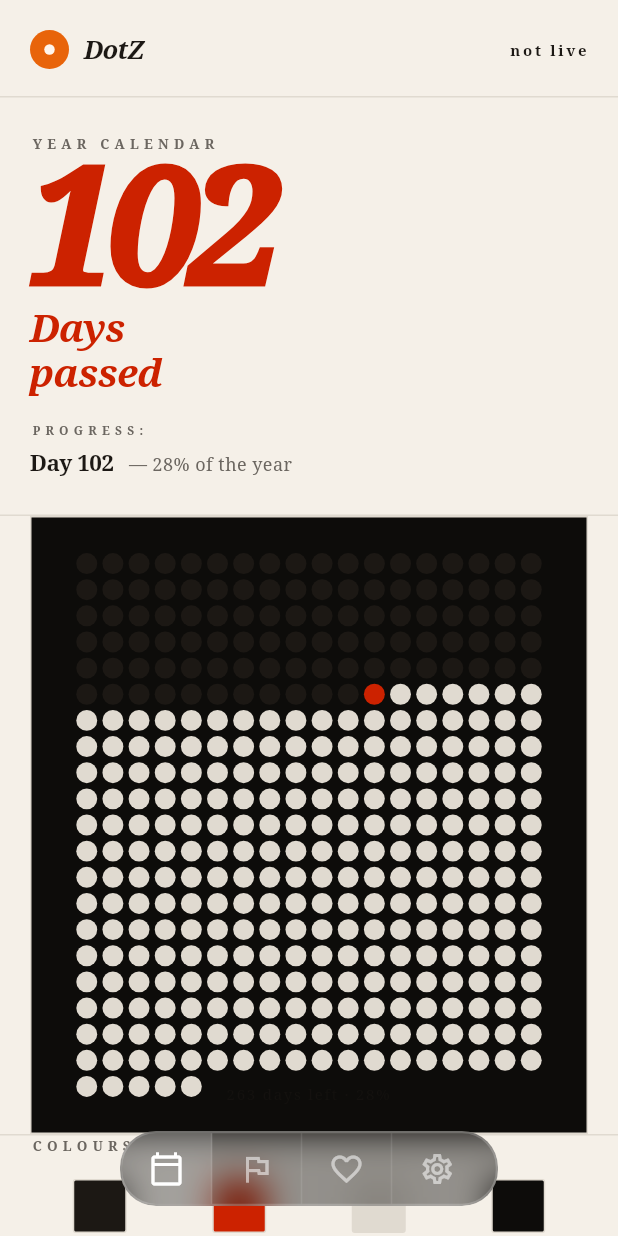
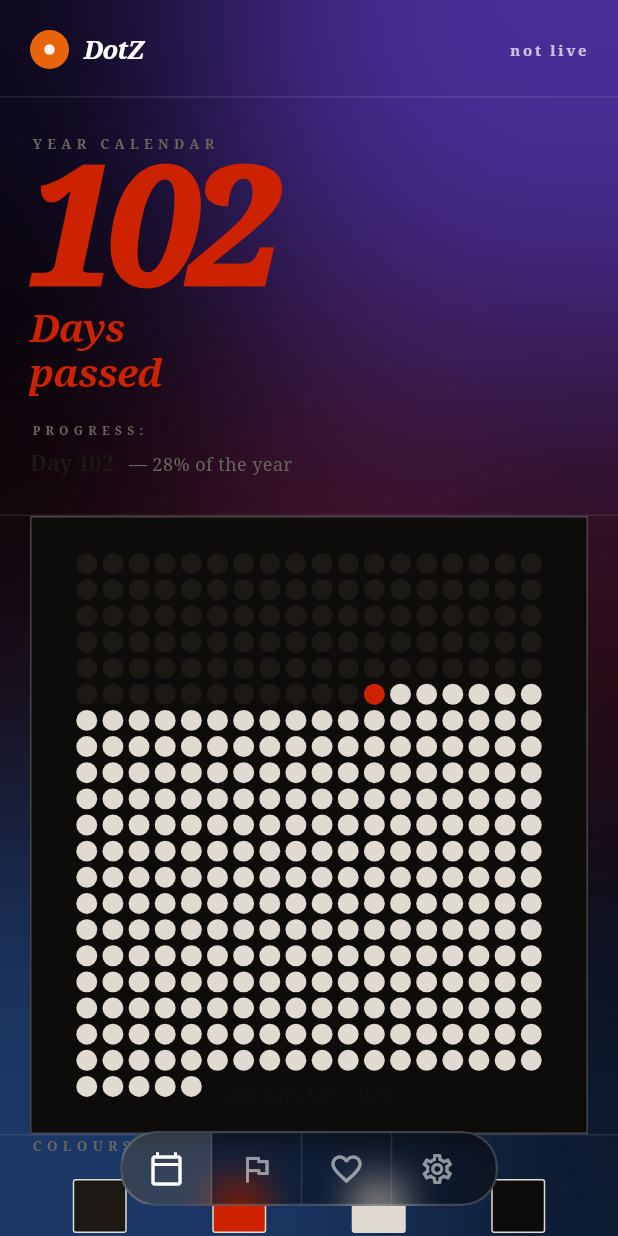
Before and after one commit to harshit36singh/Dotz, a Flutter app: the screen it shows after launch, on a phone screen of 412 x 824 dp. Run offline on Flutter 3.47's test engine with Material 3 defaults, Android fonts, the phone set to English and light mode, and no system bars.

Commit message:
added a gradient background

```diff
--- a/lib/views/home/home_screen.dart
+++ b/lib/views/home/home_screen.dart
@@ -1,3 +1,4 @@
+import 'dart:ui';
 import 'package:flutter/material.dart';
 import 'package:flutter/services.dart';
 import '../../core/app_theme.dart';
@@ -97,7 +98,7 @@ class _HomeScreenState extends State<HomeScreen>
   ).then((_) => _vm.checkLive());
 
   // ── Helpers ───────────────────────────────────────────────────
-  Widget _hr() => Container(height: 1, color: kRule);
+  Widget _hr() => Container(height: 1, color: Colors.white.withOpacity(0.1));
 
   Widget _applyBtn() => GestureDetector(
     onTap: _vm.saving ? null : _apply,
@@ -119,7 +120,6 @@ class _HomeScreenState extends State<HomeScreen>
   Widget _topBar(double hPad) => Padding(
     padding: EdgeInsets.fromLTRB(hPad, 20, hPad, 18),
     child: Row(children: [
-      // Orange circle app icon
       Container(
         width: 26, height: 26,
         decoration: const BoxDecoration(
@@ -135,14 +135,15 @@ class _HomeScreenState extends State<HomeScreen>
       const SizedBox(width: 10),
       const Text('DotZ',
           style: TextStyle(
-              color: kInk, fontSize: 17,
+              color: Colors.white,
+              fontSize: 17,
               fontStyle: FontStyle.italic, fontWeight: FontWeight.w700,
               letterSpacing: -0.5)),
       const Spacer(),
       Text(
         _vm.live ? 'live' : 'not live',
         style: TextStyle(
-            color: _vm.live ? kOrange : kInk,
+            color: _vm.live ? kOrange : Colors.white70,
             fontSize: 10, fontWeight: FontWeight.w600, letterSpacing: 1.8),
       ),
     ]),
@@ -159,6 +160,63 @@ class _HomeScreenState extends State<HomeScreen>
       ),
       _hr(),
     ]);
+  }
+
+  // ── Custom Gradient Background ────────────────────────────────
+  Widget _buildFusionBackground(BuildContext context) {
+    final size = MediaQuery.of(context).size;
+
+    return Stack(
+      children: [
+        Container(color: Colors.black),
+
+        Positioned(
+          top: -150,
+          right: -100,
+          child: Container(
+            width: 400,
+            height: 400,
+            decoration: BoxDecoration(
+              shape: BoxShape.circle,
+              color: Colors.deepPurpleAccent.withOpacity(0.6),
+            ),
+          ),
+        ),
+
+        Positioned(
+          bottom: -150,
+          left: -100,
+          child: Container(
+            width: 450,
+            height: 450,
+            decoration: BoxDecoration(
+              shape: BoxShape.circle,
+              color: Colors.blueAccent.withOpacity(0.4),
+            ),
+          ),
+        ),
+
+        Positioned(
+          top: size.height * 0.3,
+          left: size.width * 0.2,
+          child: Container(
+            width: 300,
+            height: 300,
+            decoration: BoxDecoration(
+              shape: BoxShape.circle,
+              color: Colors.pinkAccent.withOpacity(0.3),
+            ),
+          ),
+        ),
+
+        Positioned.fill(
+          child: BackdropFilter(
+            filter: ImageFilter.blur(sigmaX: 100, sigmaY: 100),
+            child: Container(color: Colors.transparent),
+          ),
+        ),
+      ],
+    );
   }
 
   // ── Body builders ─────────────────────────────────────────────
@@ -181,7 +239,7 @@ class _HomeScreenState extends State<HomeScreen>
           child: Container(
             width: double.infinity, height: ph,
             foregroundDecoration:
-                BoxDecoration(border: Border.all(color: kRule)),
+                BoxDecoration(border: Border.all(color: Colors.white24)),
             child: DotGridWallpaper(settings: _vm.settings),
           ),
         ),
@@ -223,7 +281,7 @@ class _HomeScreenState extends State<HomeScreen>
                 child: Container(
                   height: ph,
                   foregroundDecoration:
-                      BoxDecoration(border: Border.all(color: kRule)),
+                      BoxDecoration(border: Border.all(color: Colors.white24)),
                   child: DotGridWallpaper(settings: _vm.settings),
                 ),
               ),
@@ -258,27 +316,34 @@ class _HomeScreenState extends State<HomeScreen>
     final ph     = (pw * 19 / 9).clamp(220.0, sh * 0.50);
 
     return AnnotatedRegion<SystemUiOverlayStyle>(
-      value: SystemUiOverlayStyle.dark,
+      value: SystemUiOverlayStyle.light,
       child: Scaffold(
-        backgroundColor: kBg,
-        body: SafeArea(
+        backgroundColor: Colors.transparent,
+        body: Stack(
+          children: [
+            _buildFusionBackground(context),
+            SafeArea(
               child: Stack(
                 children: [
                   SingleChildScrollView(
                     physics: const BouncingScrollPhysics(),
-                padding: const EdgeInsets.only(bottom: 100),
+                    padding: const EdgeInsets.only(bottom: 120),
                     child: isWide
                         ? _wideBody(hPad, ph)
                         : _stackBody(hPad, ph),
                   ),
                   Positioned(
-                left: 80, right: 80, bottom: 20,
+                    left: 80,
+                    right: 80,
+                    bottom: 20,
                     child: FloatingNavBar(
                         mode: _vm.mode, onTap: _switchMode),
                   ),
                 ],
               ),
             ),
+          ],
+        ),
       ),
     );
   }
```
Lines whose indentation alone changed are shown as unchanged.
